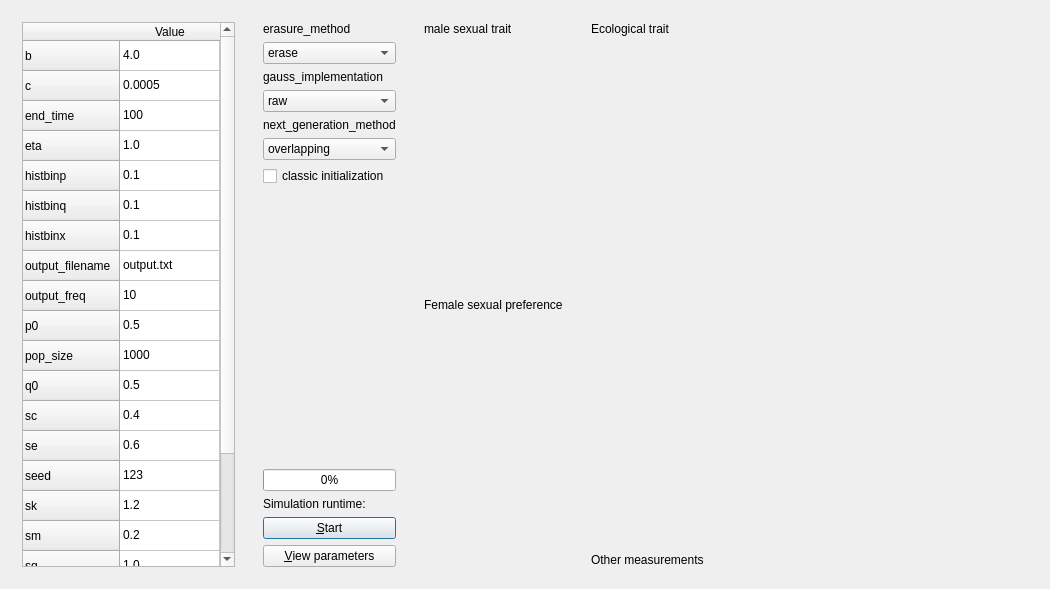
Before: the Qt Designer form sado_qtdialog.ui in richelbilderbeek/pbdmms, drawn with Qt 5.
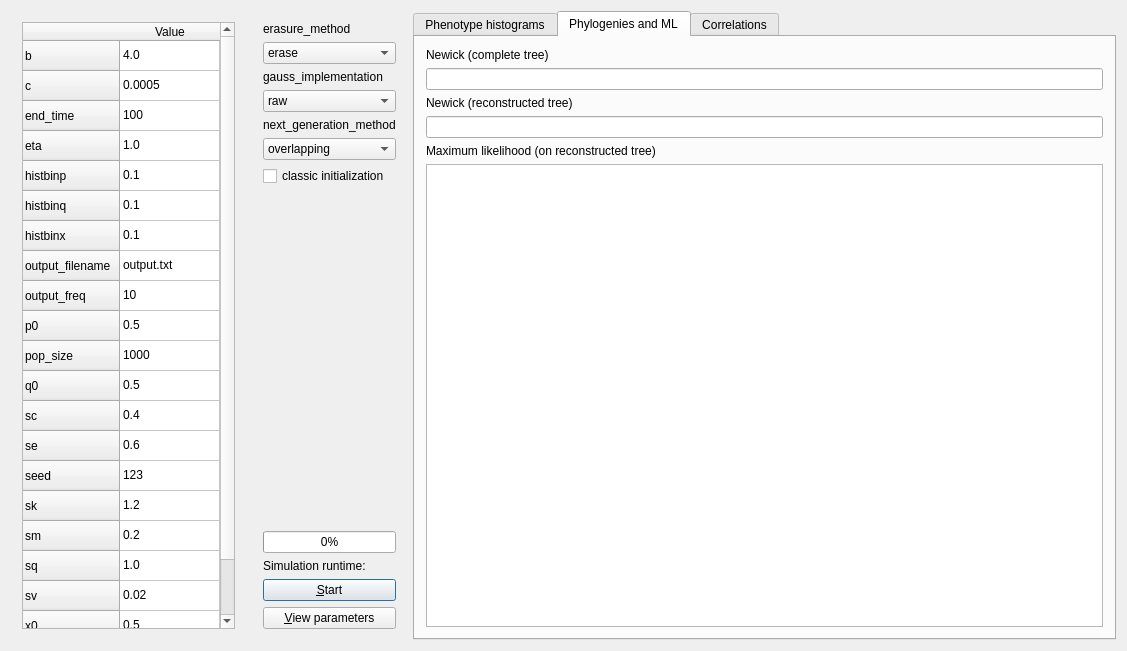
After: the same form once the commit is applied. The open tabs and pages were chosen to show the change. Custom widgets are drawn as their Qt base class.

Commit message: Updated GUI with more results

What changed in the file:
```diff
--- a/sado_qtdialog.ui
+++ b/sado_qtdialog.ui
@@ -6,8 +6,8 @@
    <rect>
     <x>0</x>
     <y>0</y>
-    <width>1050</width>
-    <height>589</height>
+    <width>1127</width>
+    <height>651</height>
    </rect>
   </property>
   <property name="windowTitle">
@@ -378,8 +378,30 @@
     </widget>
    </item>
    <item>
-    <widget class="QWidget" name="widget_center_right" native="true">
-     <layout class="QVBoxLayout" name="verticalLayout_3">
+    <widget class="QTabWidget" name="tabWidget">
+     <property name="currentIndex">
+      <number>2</number>
+     </property>
+     <widget class="QWidget" name="tab_phenotype_histograms">
+      <attribute name="title">
+       <string>Phenotype histograms</string>
+      </attribute>
+      <layout class="QGridLayout" name="gridLayout">
+       <item row="0" column="0">
+        <widget class="QScrollArea" name="scrollArea_histograms">
+         <property name="widgetResizable">
+          <bool>true</bool>
+         </property>
+         <widget class="QWidget" name="scrollAreaWidgetContents_histograms">
+          <property name="geometry">
+           <rect>
+            <x>0</x>
+            <y>0</y>
+            <width>658</width>
+            <height>578</height>
+           </rect>
+          </property>
+          <layout class="QVBoxLayout" name="verticalLayout_4">
       <item>
        <widget class="QLabel" name="label_male_trait">
         <property name="sizePolicy">
@@ -419,18 +441,6 @@
       <item>
        <widget class="ribi::QtSurfacePlotWidget" name="female_preference" native="true"/>
       </item>
-     </layout>
-    </widget>
-   </item>
-   <item>
-    <widget class="QWidget" name="widget_right" native="true">
-     <property name="sizePolicy">
-      <sizepolicy hsizetype="Preferred" vsizetype="Preferred">
-       <horstretch>1</horstretch>
-       <verstretch>0</verstretch>
-      </sizepolicy>
-     </property>
-     <layout class="QVBoxLayout" name="verticalLayout_4">
       <item>
        <widget class="QLabel" name="label_ecological_trait">
         <property name="sizePolicy">
@@ -447,11 +457,39 @@
       <item>
        <widget class="ribi::QtSurfacePlotWidget" name="eco_trait" native="true"/>
       </item>
+          </layout>
+         </widget>
+        </widget>
+       </item>
+      </layout>
+     </widget>
+     <widget class="QWidget" name="tab_graphs">
+      <attribute name="title">
+       <string>Phylogenies and ML</string>
+      </attribute>
+      <layout class="QVBoxLayout" name="verticalLayout_5">
       <item>
-       <widget class="QLabel" name="label_other_measurements">
-        <property name="enabled">
+        <widget class="QLabel" name="label_newick_complete">
+         <property name="sizePolicy">
+          <sizepolicy hsizetype="Preferred" vsizetype="Maximum">
+           <horstretch>0</horstretch>
+           <verstretch>0</verstretch>
+          </sizepolicy>
+         </property>
+         <property name="text">
+          <string>Newick (complete tree)</string>
+         </property>
+        </widget>
+       </item>
+       <item>
+        <widget class="QLineEdit" name="edit_newick_complete">
+         <property name="readOnly">
          <bool>true</bool>
         </property>
+        </widget>
+       </item>
+       <item>
+        <widget class="QLabel" name="label_newick_reconstructed">
         <property name="sizePolicy">
          <sizepolicy hsizetype="Preferred" vsizetype="Maximum">
           <horstretch>0</horstretch>
@@ -459,11 +497,53 @@
          </sizepolicy>
         </property>
         <property name="text">
-         <string>Other measurements</string>
+          <string>Newick (reconstructed tree)</string>
         </property>
        </widget>
       </item>
-     </layout>
+       <item>
+        <widget class="QLineEdit" name="edit_newick_reconstructed">
+         <property name="readOnly">
+          <bool>true</bool>
+         </property>
+        </widget>
+       </item>
+       <item>
+        <widget class="QLabel" name="label_ml">
+         <property name="text">
+          <string>Maximum likelihood (on reconstructed tree)</string>
+         </property>
+        </widget>
+       </item>
+       <item>
+        <widget class="QPlainTextEdit" name="text_ml">
+         <property name="readOnly">
+          <bool>true</bool>
+         </property>
+        </widget>
+       </item>
+      </layout>
+     </widget>
+     <widget class="QWidget" name="tab_correlations">
+      <attribute name="title">
+       <string>Correlations</string>
+      </attribute>
+      <layout class="QVBoxLayout" name="verticalLayout_3">
+       <item>
+        <widget class="QLabel" name="label_correlations">
+         <property name="sizePolicy">
+          <sizepolicy hsizetype="Preferred" vsizetype="Maximum">
+           <horstretch>0</horstretch>
+           <verstretch>0</verstretch>
+          </sizepolicy>
+         </property>
+         <property name="text">
+          <string>Correlations</string>
+         </property>
+        </widget>
+       </item>
+      </layout>
+     </widget>
     </widget>
    </item>
   </layout>
```
Left out of the diff: 3 changed lines with no effect on the pictures. Lines whose indentation alone changed are shown as unchanged. The commit also changes 2 other files.
